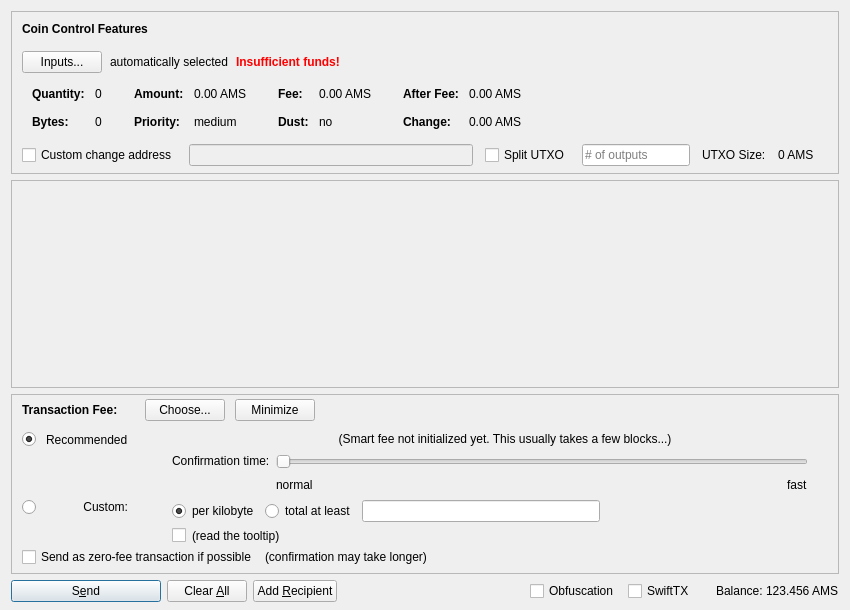
Old version of the form src/qt/forms/sendcoinsdialog.ui in the repository SpacemanSpliff99/AmsterdamCoin-v4.
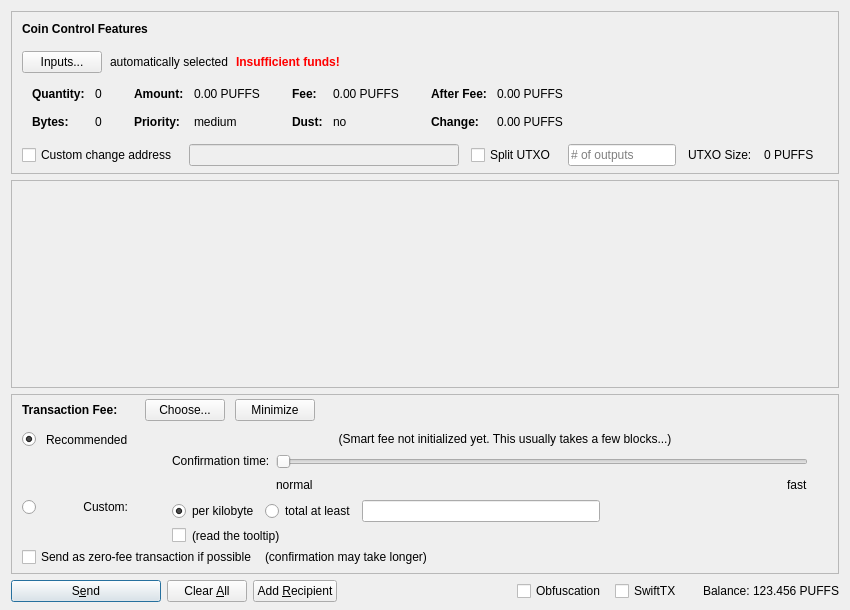
New version of the form. Icons and pictures are not drawn. Custom widgets are drawn as their Qt base class.

The edit to the form file:
```diff
--- a/src/qt/forms/sendcoinsdialog.ui
+++ b/src/qt/forms/sendcoinsdialog.ui
@@ -324,7 +324,7 @@
                   <enum>Qt::ActionsContextMenu</enum>
                  </property>
                  <property name="text">
-                  <string notr="true">0.00 AMS</string>
+                  <string notr="true">0.00 PUFFS</string>
                  </property>
                  <property name="textInteractionFlags">
                   <set>Qt::LinksAccessibleByMouse|Qt::TextSelectableByKeyboard|Qt::TextSelectableByMouse</set>
@@ -404,7 +404,7 @@
                   <enum>Qt::ActionsContextMenu</enum>
                  </property>
                  <property name="text">
-                  <string notr="true">0.00 AMS</string>
+                  <string notr="true">0.00 PUFFS</string>
                  </property>
                  <property name="textInteractionFlags">
                   <set>Qt::LinksAccessibleByMouse|Qt::TextSelectableByKeyboard|Qt::TextSelectableByMouse</set>
@@ -484,7 +484,7 @@
                   <enum>Qt::ActionsContextMenu</enum>
                  </property>
                  <property name="text">
-                  <string notr="true">0.00 AMS</string>
+                  <string notr="true">0.00 PUFFS</string>
                  </property>
                  <property name="textInteractionFlags">
                   <set>Qt::LinksAccessibleByMouse|Qt::TextSelectableByKeyboard|Qt::TextSelectableByMouse</set>
@@ -513,7 +513,7 @@
                   <enum>Qt::ActionsContextMenu</enum>
                  </property>
                  <property name="text">
-                  <string notr="true">0.00 AMS</string>
+                  <string notr="true">0.00 PUFFS</string>
                  </property>
                  <property name="textInteractionFlags">
                   <set>Qt::LinksAccessibleByMouse|Qt::TextSelectableByKeyboard|Qt::TextSelectableByMouse</set>
@@ -594,7 +594,7 @@
           <item>
            <widget class="QLabel" name="labelBlockSize">
             <property name="text">
-             <string>0 AMS</string>
+             <string>0 PUFFS</string>
             </property>
            </widget>
           </item>
@@ -1435,7 +1435,7 @@
           <cursorShape>IBeamCursor</cursorShape>
          </property>
          <property name="text">
-          <string notr="true">123.456 AMS</string>
+          <string notr="true">123.456 PUFFS</string>
          </property>
          <property name="textInteractionFlags">
           <set>Qt::LinksAccessibleByMouse|Qt::TextSelectableByKeyboard|Qt::TextSelectableByMouse</set>
```
Left out of the diff: 4 changed lines with no effect on the pictures.
